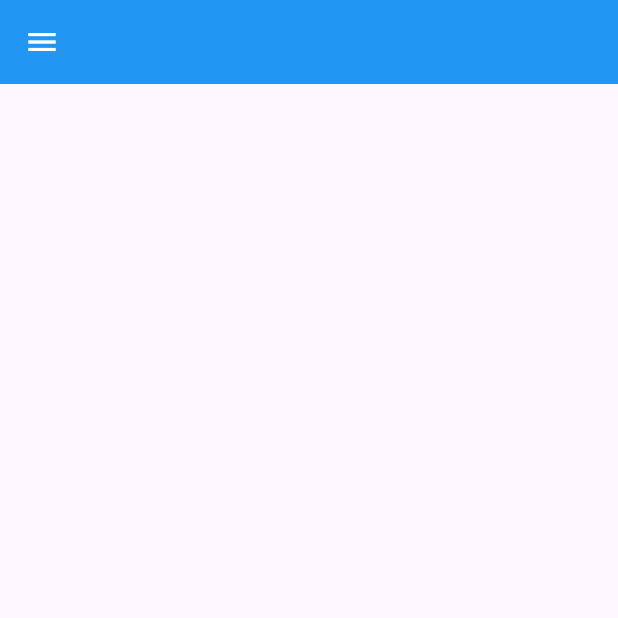
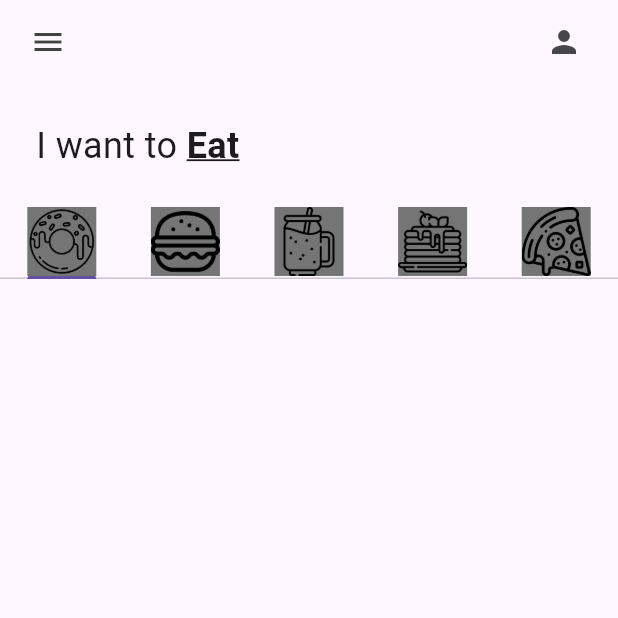
Before and after one commit to JoseLuisKoh/p1_donut_app_jose_koh, a Flutter app: the screen it shows after launch, on a phone screen of 412 x 824 dp, the top half of it. Run offline on Flutter 3.47's test engine with Material 3 defaults, Android fonts, the light colour scheme and no system bars.

Commit message:
myTab añadido

```diff
--- a/flutter_application_1/lib/pages/home_page.dart
+++ b/flutter_application_1/lib/pages/home_page.dart
@@ -1,22 +1,87 @@
 import 'package:flutter/material.dart';
+
+import '../utils/my_tab.dart';
 
 class HomePage extends StatefulWidget {
   const HomePage({super.key});
 
   @override
-  State<HomePage> createState() => _MyHomePageState();
+  State<HomePage> createState() => _HomePageState();
 }
 
-class _MyHomePageState extends State<HomePage> {
+class _HomePageState extends State<HomePage> {
+  List<Widget> myTabs = [
+    //Donut tab
+    const MyTab(
+      iconPath: "lib/icons/donut.png",
+    ),
+    //burger tab
+    const MyTab(
+      iconPath: "lib/icons/burger.png",
+    ),
+    //smoothie tab
+    const MyTab(
+      iconPath: "lib/icons/smoothie.png",
+    ),
+    //pancake tab
+    const MyTab(
+      iconPath: "lib/icons/pancakes.png",
+    ),
+    //pizza tab
+    const MyTab(
+      iconPath: "lib/icons/pizza.png",
+    )
+  ];
   @override
   Widget build(BuildContext context) {
-    return Scaffold(
-      appBar: AppBar(
-          backgroundColor: Colors.blue,
-          leading: const Icon(
-            Icons.menu,
-            color: Colors.white,
-          )),
+    return DefaultTabController(
+      length: myTabs.length,
+      child: Scaffold(
+        appBar: AppBar(
+          backgroundColor: Colors.transparent,
+          leading: Padding(
+            padding: const EdgeInsets.only(left: 8.0),
+            child: Icon(
+              Icons.menu,
+              color: Colors.grey[800],
+            ),
+          ),
+          actions: const [
+            Padding(
+              padding: EdgeInsets.only(right: 24.0),
+              child: Icon(Icons.person),
+            )
+          ],
+        ),
+        body: Column(
+          children: [
+            // Texto "I want to eat"
+            const Padding(
+              padding: EdgeInsets.all(24.0),
+              child: Row(
+                children: [
+                  Text(
+                    "I want to ",
+                    style: TextStyle(
+                      fontSize: 24,
+                    ),
+                  ),
+                  Text("Eat",
+                      style: TextStyle(
+                          fontSize: 24,
+                          fontWeight: FontWeight.bold,
+                          decoration: TextDecoration.underline)),
+                ],
+              ),
+            ),
+            //Tab bar
+            TabBar(tabs: myTabs),
+            //Tab bar view
+            //
+            //Total del carrito
+          ],
+        ),
+      ),
     );
   }
 }
--- /dev/null
+++ b/flutter_application_1/lib/utils/my_tab.dart
@@ -0,0 +1,16 @@
+import 'package:flutter/material.dart';
+
+class MyTab extends StatelessWidget {
+  final String iconPath;
+  const MyTab({super.key, required this.iconPath});
+
+  @override
+  Widget build(BuildContext context) {
+    return Tab(
+      child: Container(
+        color: Colors.grey[600],
+        child: Image.asset(iconPath),
+      ),
+    );
+  }
+}
```
